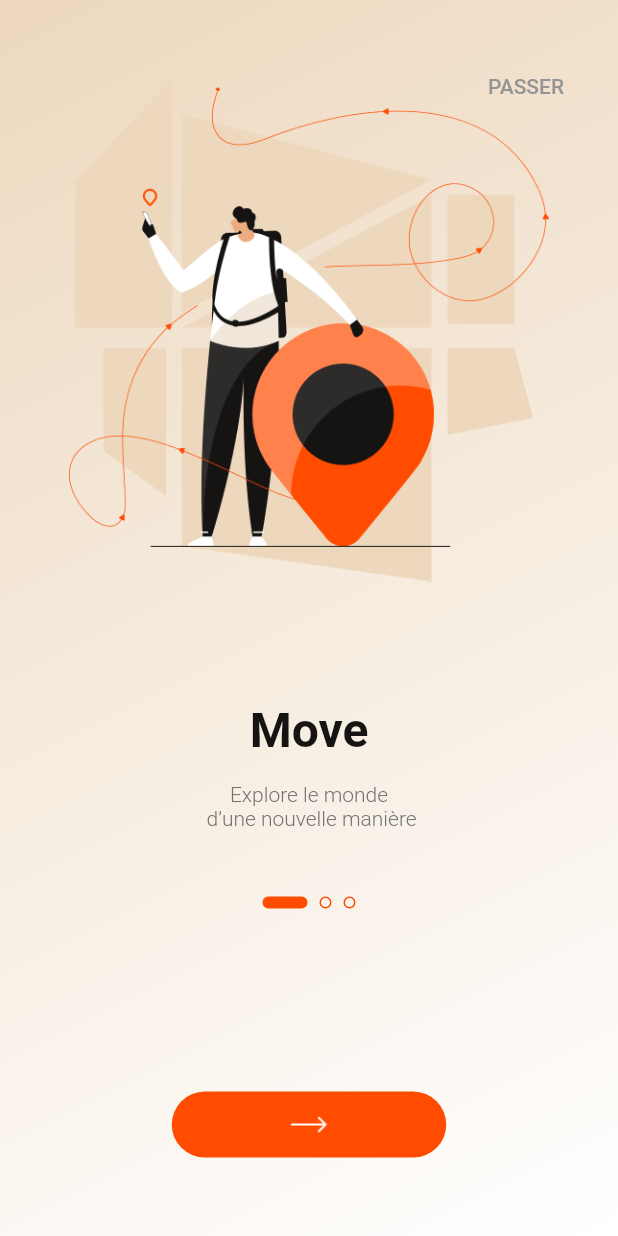
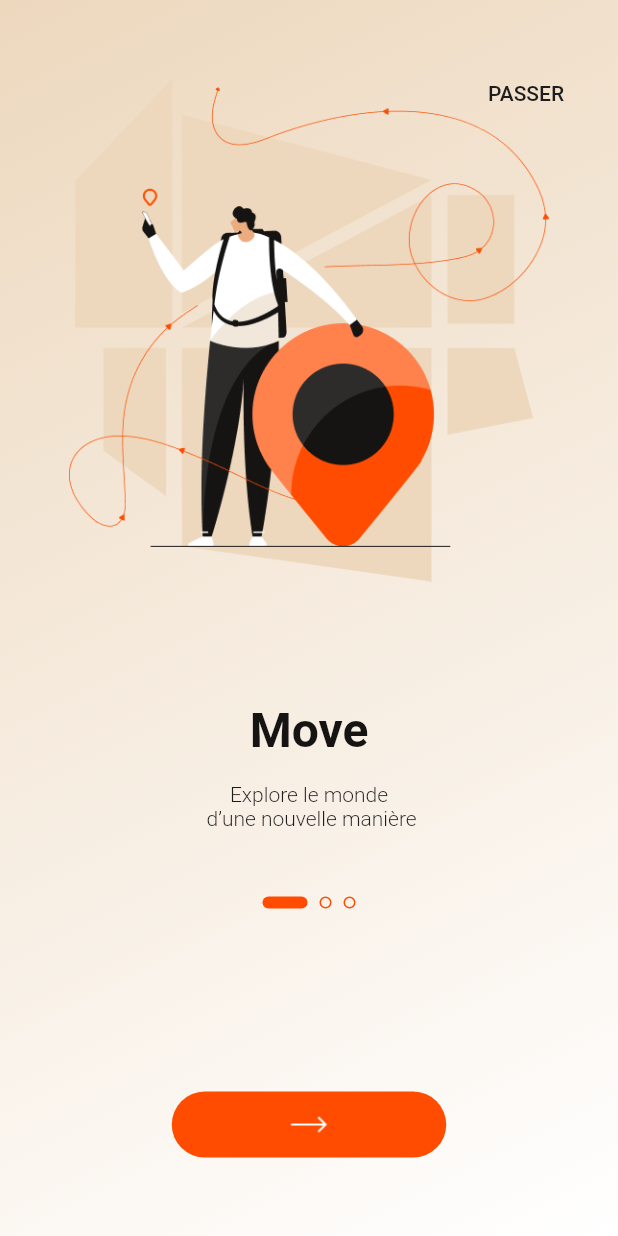
Before and after one commit to BTI-Advisory/meet-pe, a Flutter app: the screen it shows after launch, on a phone screen of 412 x 824 dp. Run offline on Flutter 3.47's test engine with Material 2 defaults, Android fonts, the light colour scheme and no system bars; our stand-ins replace flash; missing offline and left inert: fetcher; Roboto replaces fonts that are missing (Outfit).

Commit message:
Update Colors and Fonts

```diff
--- a/lib/resources/app_theme.dart
+++ b/lib/resources/app_theme.dart
@@ -6,37 +6,47 @@ import 'resources.dart';
 /// It's NOT a simple variable to allow hot reload to work properly.
 /// Should not affect performance much.
 ThemeData buildAppTheme({bool darkMode = false}) {
-  final backgroundColor = darkMode ? AppResources.colorBlack : AppResources.colorWhite;
-  final foregroundColor = darkMode ? AppResources.colorWhite : AppResources.colorBlack;
-  final primaryColor = darkMode ? AppResources.colorRed : AppResources.colorRed;
+  final backgroundColor = darkMode ? AppResources.colorDark : AppResources.colorWhite;
+  final foregroundColor = darkMode ? AppResources.colorWhite : AppResources.colorDark;
+  final primaryColor = darkMode ? AppResources.colorVitamine : AppResources.colorVitamine;
 
   final textTheme = const TextTheme(
-    titleLarge: TextStyle(
-      fontSize: 24,
+    displayMedium: TextStyle(
+      fontSize: 52,
       fontWeight: FontWeight.w400,
+      fontFamily: 'Rammetto One',
     ),
-    titleMedium: TextStyle(
+    headlineLarge: TextStyle(
       fontSize: 20,
       fontWeight: FontWeight.w400,
+      fontFamily: 'Rammetto One',
     ),
-    titleSmall: TextStyle(
+    headlineMedium: TextStyle(
+      color: AppResources.colorDark,
+      fontSize: 20,
+      fontWeight: FontWeight.w600,
+    ),
+    headlineSmall: TextStyle(
       fontSize: 16,
-      fontWeight: FontWeight.w400,
+      fontWeight: FontWeight.w700,
     ),
     bodyLarge: TextStyle(
-      fontSize: 20,
+      color: AppResources.colorGray45,
+      fontSize: 14,
       fontWeight: FontWeight.w500,
     ),
-    bodyMedium: TextStyle(    // Default Text widget style
-      fontSize: 16,
-      fontWeight: FontWeight.w400,
+    bodyMedium: TextStyle(
+      color: AppResources.colorGray60,
+      fontSize: 14,
+      fontWeight: FontWeight.w300,
     ),
     bodySmall: TextStyle(
-      fontSize: 14,
-      fontWeight: FontWeight.w400,
+      color: AppResources.colorGray30,
+      fontSize: 12,
+      fontWeight: FontWeight.w600,
     ),
   ).apply(
-    fontFamily: 'Rammetto One',
+    fontFamily: 'Outfit',
     bodyColor: foregroundColor,
     displayColor: foregroundColor,
   );
@@ -89,7 +99,7 @@ ThemeData buildAppTheme({bool darkMode = false}) {
       foregroundColor: AppResources.colorWhite,
     ),
     cardTheme: CardTheme(
-      color: darkMode ? AppResources.colorBlack : AppResources.colorBlack,
+      color: darkMode ? AppResources.colorDark : AppResources.colorDark,
       margin: EdgeInsets.zero,
       elevation: 0,
       clipBehavior: Clip.antiAlias,
--- a/lib/resources/resources.dart
+++ b/lib/resources/resources.dart
@@ -1,17 +1,26 @@
-import 'package:meet_pe/utils/_utils.dart';
 import 'package:flutter/material.dart';
 import 'package:intl/intl.dart';
 import 'package:meet_pe/utils/extensions.dart';
 
 class AppResources {
   // Color
-  static const colorRed = Color(0xFFFF4C00);
-  static const colorOrange = Color(0xFFFEA855);
-  static const colorOrangeLight = Color(0xFFF1E7DA);
+  static const colorVitamine = Color(0xFFFF4C00);
+  static const colorOrangeLight = Color(0xFFFEA855);
+  static const colorBeige = Color(0xFFF1E7DA);
+  static const colorBeigeLight = Color(0xFFF8F3EC);
   static const colorWhite = Color(0xFFFFFFFF);
-  static const colorBlack = Color(0xFF1D1D1D);
+  static const colorDark = Color(0xFF1D1D1D);
   static const colorDeactivate = Color(0xFFBBBBBB);
   static const colorImputStroke = Color(0xFFE2E2E2);
+
+  static const colorGray100 = Color(0xFF161413);
+  static const colorGray90 = Color(0xFF2D2C2B);
+  static const colorGray75 = Color(0xFF504F4E);
+  static const colorGray60 = Color(0xFF737271);
+  static const colorGray45 = Color(0xFF969595);
+  static const colorGray30 = Color(0xFFB9B9B8);
+  static const colorGray15 = Color(0xFFDCDCDC);
+  static const colorGray5 = Color(0xFFF3F3F3);
 
 
   // Padding
--- a/lib/screens/introMovePage.dart
+++ b/lib/screens/introMovePage.dart
@@ -1,5 +1,6 @@
 import 'package:flutter/cupertino.dart';
 import 'package:flutter/material.dart';
+import '../resources/resources.dart';
 import '../utils/utils.dart';
 import 'loginPage.dart';
 
@@ -14,7 +15,7 @@ final Widget ellipseFullContainer = Container(
   width: 30,
   height: 8,
   decoration: ShapeDecoration(
-    color: Color(0xFFFF4C00),
+    color: AppResources.colorVitamine,
     shape: RoundedRectangleBorder(
       borderRadius: BorderRadius.circular(10),
     ),
@@ -26,7 +27,7 @@ final Widget ellipseEmptyContainer = Container(
   height: 8,
   decoration: ShapeDecoration(
     shape: OvalBorder(
-      side: BorderSide(width: 1, color: Color(0xFFFF4C00)),
+      side: BorderSide(width: 1, color: AppResources.colorVitamine),
     ),
   ),
 );
@@ -100,7 +101,7 @@ class _IntroMovePageState extends State<IntroMovePage> {
                 gradient: LinearGradient(
                   begin: Alignment.topLeft,
                   end: Alignment.bottomRight,
-                  colors: [Color(0xffedd8be), Colors.white],
+                  colors: [Color(0xFFEDD8BE), Colors.white],
                 )),
             child: PageView(
               allowImplicitScrolling: true,
@@ -121,18 +122,11 @@ class _IntroMovePageState extends State<IntroMovePage> {
             top: 38,
             child: TextButton(
               onPressed: () {
-                //debugPrint('movieTitle: BAha');
                 navigateTo(context, (_) => const LoginPage());
               },
               child: Text(
                 'PASSER',
-                style: TextStyle(
-                  color: Color(0xFF969595),
-                  fontSize: 14,
-                  fontFamily: 'Outfit',
-                  fontWeight: FontWeight.w500,
-                  height: 0.10,
-                ),
+                style: Theme.of(context).textTheme.bodyLarge,
               ),
             ),
           ),
@@ -185,12 +179,7 @@ class Pages extends StatelessWidget {
               SizedBox(height: 16),
               Text(description,
                   textAlign: TextAlign.center,
-                  style: TextStyle(
-                    color: Color(0xFF737271),
-                    fontSize: 14,
-                    fontFamily: 'Outfit',
-                    fontWeight: FontWeight.w300,
-                  ),
+                  style: Theme.of(context).textTheme.bodyMedium,
                   softWrap: true),
               SizedBox(height: 44),
               Row(
@@ -228,13 +217,7 @@ class Pages extends StatelessWidget {
                       alignment: Alignment.center,
                       child: Text(
                         'C’EST PARTI !!!',
-                        style: TextStyle(
-                          color: Colors.white,
-                          fontSize: 14,
-                          fontFamily: 'Outfit',
-                          fontWeight: FontWeight.w500,
-                          height: 0,
-                        ),
+                        style: Theme.of(context).textTheme.bodyLarge?.copyWith(color: AppResources.colorWhite),
                       ),
                     ),
                     onPressed: () {
--- a/lib/screens/launch_screen.dart
+++ b/lib/screens/launch_screen.dart
@@ -60,7 +60,7 @@ class _LaunchScreenState extends State<LaunchScreen>
                 value: controller.value,
                 semanticsLabel: 'Linear progress indicator',
                 backgroundColor: AppResources.colorImputStroke,
-                color: AppResources.colorRed,
+                color: AppResources.colorVitamine,
                 borderRadius: BorderRadius.circular(3.5),
               ),
             ],
--- a/lib/screens/verificationEmailPage.dart
+++ b/lib/screens/verificationEmailPage.dart
@@ -2,6 +2,7 @@ import 'package:flutter/cupertino.dart';
 import 'package:flutter/material.dart';
 import 'package:meet_pe/screens/singupPage.dart';
 
+import '../resources/resources.dart';
 import '../utils/utils.dart';
 
 class VerificationEmailPage extends StatefulWidget {
@@ -35,22 +36,10 @@ class _VerificationEmailPageState extends State<VerificationEmailPage> {
           children: [
             TextFormField(
               controller: _textController,
-              style: const TextStyle(
-                color: Color(0xFF1D1D1D),
-                fontSize: 14,
-                fontFamily: 'Outfit',
-                fontWeight: FontWeight.w500,
-                height: 0.10,
-              ),
+              style: Theme.of(context).textTheme.bodyLarge?.copyWith(color: AppResources.colorDark),
               decoration: InputDecoration(
                 hintText: 'Email',
-                hintStyle: const TextStyle(
-                  color: Color(0xFF737271),
-                  fontSize: 14,
-                  fontFamily: 'Outfit',
-                  fontWeight: FontWeight.w300,
-                  height: 0.10,
-                ),
+                hintStyle: Theme.of(context).textTheme.bodyMedium,
                 contentPadding: const EdgeInsets.only(top: 20.0, bottom: 10.0),
                 // Adjust padding
                 suffix: const SizedBox(height: 10),
--- a/lib/utils/message.dart
+++ b/lib/utils/message.dart
@@ -25,7 +25,7 @@ Future<void> showMessage(BuildContext context, String message,
 
   // Display new message
   backgroundColor ??=
-  (isError ? AppResources.colorRed : AppResources.colorRed);
+  (isError ? AppResources.colorVitamine : AppResources.colorVitamine);
 
   await showFlash(
     context: context,
```
